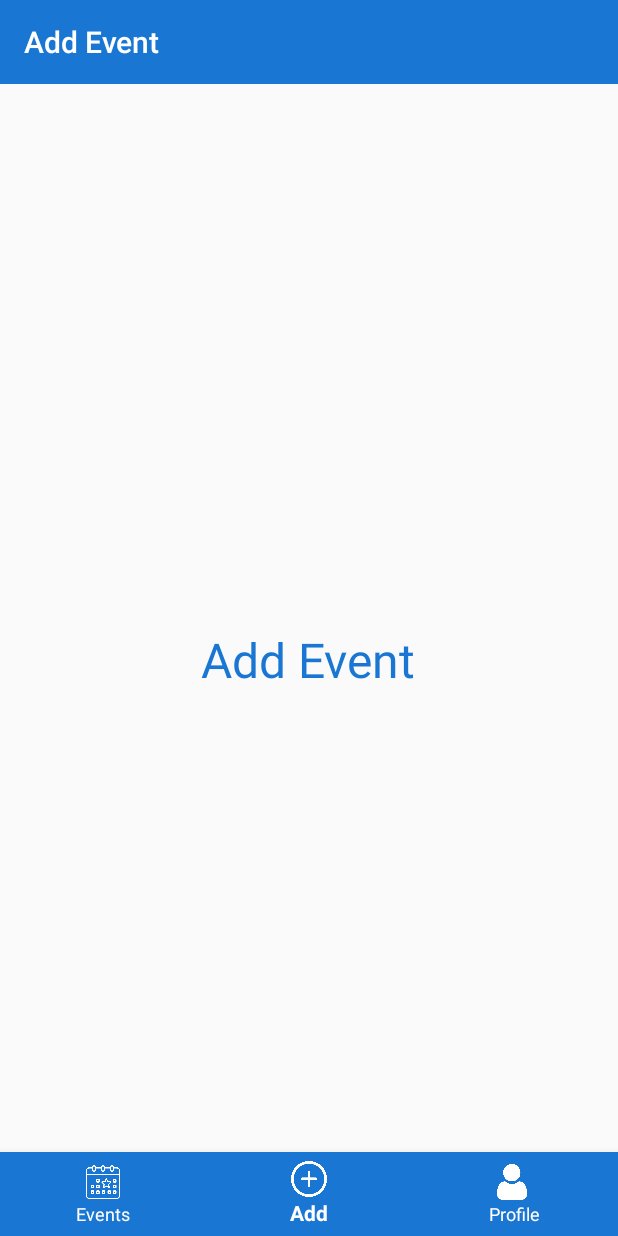
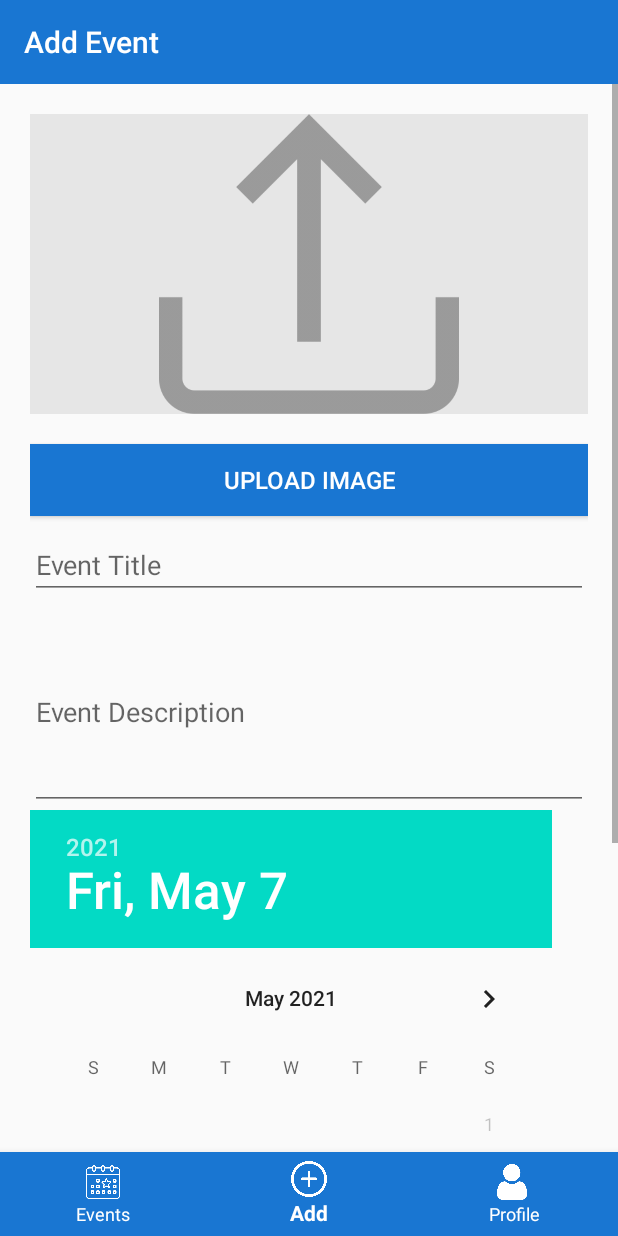
Before and after one commit to Haseeba393/event-log, an Android app: the screen it shows after launch once a user with an empty profile is signed in (Home), item 2 of the bottom bar chosen, on a phone screen of 412 x 824 dp. Run offline under Robolectric (Android 15) with nearby library versions, the phone set to English and light mode, and no system bars; our stand-ins replace Firebase (no records; nobody signed in at launch, a user with empty details on screens opened directly).

Commit message:
add event screen ui

```diff
--- a/app/src/main/AndroidManifest.xml
+++ b/app/src/main/AndroidManifest.xml
@@ -3,6 +3,8 @@
     package="com.example.eventlogging">
 
     <uses-permission android:name="android.permission.INTERNET" />
+    <uses-permission android:name="android.permission.CAMERA" />
+
 
     <application
         android:allowBackup="true"
--- a/app/src/main/java/com/example/eventlogging/fragments/AddEvent.java
+++ b/app/src/main/java/com/example/eventlogging/fragments/AddEvent.java
@@ -1,61 +1,42 @@
 package com.example.eventlogging.fragments;
 
+import android.Manifest;
+import android.app.Activity;
+import android.content.Intent;
+import android.content.pm.PackageManager;
+import android.graphics.Bitmap;
+import android.graphics.Canvas;
+import android.graphics.ColorFilter;
+import android.graphics.drawable.Drawable;
 import android.os.Bundle;
 
+import androidx.annotation.NonNull;
+import androidx.annotation.Nullable;
 import androidx.fragment.app.Fragment;
 
 import android.view.LayoutInflater;
 import android.view.View;
 import android.view.ViewGroup;
+import android.widget.Button;
+import android.widget.DatePicker;
+import android.widget.ImageView;
+import android.widget.TextView;
+import android.widget.Toast;
 
 import com.example.eventlogging.R;
 
-/**
- * A simple {@link Fragment} subclass.
- * Use the {@link AddEvent#newInstance} factory method to
- * create an instance of this fragment.
- */
 public class AddEvent extends Fragment {
 
-    // TODO: Rename parameter arguments, choose names that match
-    // the fragment initialization parameters, e.g. ARG_ITEM_NUMBER
-    private static final String ARG_PARAM1 = "param1";
-    private static final String ARG_PARAM2 = "param2";
+    private static final int CAMERA_REQUEST = 1888;
+    private static final int MY_CAMERA_PERMISSION_CODE = 100;
 
-    // TODO: Rename and change types of parameters
-    private String mParam1;
-    private String mParam2;
-
-    public AddEvent() {
-        // Required empty public constructor
-    }
-
-    /**
-     * Use this factory method to create a new instance of
-     * this fragment using the provided parameters.
-     *
-     * @param param1 Parameter 1.
-     * @param param2 Parameter 2.
-     * @return A new instance of fragment AddEvent.
-     */
-    // TODO: Rename and change types and number of parameters
-    public static AddEvent newInstance(String param1, String param2) {
-        AddEvent fragment = new AddEvent();
-        Bundle args = new Bundle();
-        args.putString(ARG_PARAM1, param1);
-        args.putString(ARG_PARAM2, param2);
-        fragment.setArguments(args);
-        return fragment;
-    }
-
-    @Override
-    public void onCreate(Bundle savedInstanceState) {
-        super.onCreate(savedInstanceState);
-        if (getArguments() != null) {
-            mParam1 = getArguments().getString(ARG_PARAM1);
-            mParam2 = getArguments().getString(ARG_PARAM2);
-        }
-    }
+    private ImageView eventCover;
+    private Button uploadImgBtn;
+    private Button removeImgBtn;
+    private TextView eventTitle;
+    private TextView eventDescription;
+    private DatePicker eventDate;
+    private Button addEventBtn;
 
     @Override
     public View onCreateView(LayoutInflater inflater, ViewGroup container,
@@ -63,4 +44,101 @@ public class AddEvent extends Fragment {
         // Inflate the layout for this fragment
         return inflater.inflate(R.layout.fragment_add_event, container, false);
     }
+
+    @Override
+    public void onActivityCreated(@Nullable Bundle savedInstanceState) {
+        super.onActivityCreated(savedInstanceState);
+
+        eventCover = getActivity().findViewById(R.id.eventCover);
+        uploadImgBtn = getActivity().findViewById(R.id.uploadImgBtn);
+        removeImgBtn = getActivity().findViewById(R.id.removeImgBtn);
+        eventTitle = getActivity().findViewById(R.id.eventTitle);
+        eventDescription = getActivity().findViewById(R.id.eventDescription);
+        eventDate = getActivity().findViewById(R.id.eventDate);
+        addEventBtn = getActivity().findViewById(R.id.addEventBtn);
+
+        // Setting Minimum Date
+        eventDate.setMinDate(System.currentTimeMillis() - 1000);
+
+        // Making click listener for button
+        uploadImgBtn.setOnClickListener(new View.OnClickListener()
+        {
+            @Override
+            public void onClick(View v)
+            {
+                requestPermissions(new String[]{Manifest.permission.CAMERA}, MY_CAMERA_PERMISSION_CODE);
+            }
+        });
+
+        // Remove Image from ImageView
+        removeImgBtn.setOnClickListener(new View.OnClickListener()
+        {
+            @Override
+            public void onClick(View v)
+            {
+                // Setting Upload icon to imageview
+                Drawable drawable = getResources().getDrawable(R.drawable.upload);
+                eventCover.setImageDrawable(drawable);
+
+                // Change visiblility of remove button to gone
+                removeImgBtn.setVisibility(View.GONE);
+
+                // Change Chnage Image text to Upload Image
+                uploadImgBtn.setText(R.string.uploadBtn);
+            }
+        });
+
+
+    }
+
+    @Override
+    public void onRequestPermissionsResult(int requestCode, @NonNull String[] permissions, @NonNull int[] grantResults) {
+        super.onRequestPermissionsResult(requestCode, permissions, grantResults);
+
+        try {
+
+            // Checking is permission result is from camera activity
+            if (requestCode == MY_CAMERA_PERMISSION_CODE)
+            {
+                //check if result is granted or not
+                if (grantResults[0] == PackageManager.PERMISSION_GRANTED)
+                {
+                    // Starting Camera
+                    Intent cameraIntent = new Intent(android.provider.MediaStore.ACTION_IMAGE_CAPTURE);
+                    startActivityForResult(cameraIntent, CAMERA_REQUEST);
+                }
+                else
+                {
+                    Toast.makeText(getActivity(), "Camera Permission Denied", Toast.LENGTH_LONG).show();
+                }
+            }
+        }
+        catch (Exception e){
+            Toast.makeText(getActivity(), e.getMessage(), Toast.LENGTH_LONG).show();
+        }
+    } // onRequestPermissionsResult Ending here
+
+    @Override
+    public void onActivityResult(int requestCode, int resultCode, @Nullable Intent data) {
+        super.onActivityResult(requestCode, resultCode, data);
+        try {
+            if (requestCode == CAMERA_REQUEST && resultCode == Activity.RESULT_OK)
+            {
+                // Getting Image from result activity
+                Bitmap photo = (Bitmap) data.getExtras().get("data");
+
+                // Setting image to image view
+                eventCover.setImageBitmap(photo);
+
+                // Visibility Remove Button to visible
+                removeImgBtn.setVisibility(View.VISIBLE);
+
+                // Change Upload Image button text to Change Image
+                uploadImgBtn.setText(R.string.changeBtn);
+            }
+        }
+        catch (Exception e){
+            Toast.makeText(getActivity(), e.getMessage(), Toast.LENGTH_LONG).show();
+        }
+    }
 }
--- a/app/src/main/java/com/example/eventlogging/fragments/Events.java
+++ b/app/src/main/java/com/example/eventlogging/fragments/Events.java
@@ -10,52 +10,7 @@ import android.view.ViewGroup;
 
 import com.example.eventlogging.R;
 
-/**
- * A simple {@link Fragment} subclass.
- * Use the {@link Events#newInstance} factory method to
- * create an instance of this fragment.
- */
 public class Events extends Fragment {
-
-    // TODO: Rename parameter arguments, choose names that match
-    // the fragment initialization parameters, e.g. ARG_ITEM_NUMBER
-    private static final String ARG_PARAM1 = "param1";
-    private static final String ARG_PARAM2 = "param2";
-
-    // TODO: Rename and change types of parameters
-    private String mParam1;
-    private String mParam2;
-
-    public Events() {
-        // Required empty public constructor
-    }
-
-    /**
-     * Use this factory method to create a new instance of
-     * this fragment using the provided parameters.
-     *
-     * @param param1 Parameter 1.
-     * @param param2 Parameter 2.
-     * @return A new instance of fragment Events.
-     */
-    // TODO: Rename and change types and number of parameters
-    public static Events newInstance(String param1, String param2) {
-        Events fragment = new Events();
-        Bundle args = new Bundle();
-        args.putString(ARG_PARAM1, param1);
-        args.putString(ARG_PARAM2, param2);
-        fragment.setArguments(args);
-        return fragment;
-    }
-
-    @Override
-    public void onCreate(Bundle savedInstanceState) {
-        super.onCreate(savedInstanceState);
-        if (getArguments() != null) {
-            mParam1 = getArguments().getString(ARG_PARAM1);
-            mParam2 = getArguments().getString(ARG_PARAM2);
-        }
-    }
 
     @Override
     public View onCreateView(LayoutInflater inflater, ViewGroup container,
--- a/app/src/main/res/layout/activity_home.xml
+++ b/app/src/main/res/layout/activity_home.xml
@@ -20,6 +20,7 @@
         android:layout_width="match_parent"
         android:layout_height="match_parent"
         android:layout_below="@+id/toolbar"
+        android:layout_above="@id/bottomNavigation"
         />
 
     <com.google.android.material.bottomnavigation.BottomNavigationView
@@ -31,7 +32,6 @@
         android:layout_alignParentBottom="true"
         app:itemIconTint="@color/whiteColor"
         app:itemTextColor="@color/whiteColor"
-        android:layout_above="@+id/frame_container"
         />
 
 </RelativeLayout>
--- a/app/src/main/res/layout/fragment_add_event.xml
+++ b/app/src/main/res/layout/fragment_add_event.xml
@@ -1,17 +1,88 @@
 <?xml version="1.0" encoding="utf-8"?>
-<LinearLayout xmlns:android="http://schemas.android.com/apk/res/android"
+<ScrollView
+    xmlns:android="http://schemas.android.com/apk/res/android"
     xmlns:tools="http://schemas.android.com/tools"
     android:layout_width="match_parent"
     android:layout_height="match_parent"
-    tools:context=".fragments.AddEvent"
-    android:orientation="vertical"
-    android:gravity="center">
+    tools:context=".fragments.AddEvent">
 
-    <TextView
-        android:layout_width="wrap_content"
-        android:layout_height="wrap_content"
-        android:text="Add Event"
-        android:textSize="32dp"
-        android:textColor="@color/backgroundColor"/>
+    <LinearLayout
+        android:layout_width="match_parent"
+        android:layout_height="match_parent"
+        android:orientation="vertical"
+        android:padding="20dp">
 
-</LinearLayout>
+        <ImageView
+            android:id="@+id/eventCover"
+            android:layout_width="match_parent"
+            android:layout_height="200dp"
+            android:src="@drawable/upload"
+            android:background="@color/greyColor"
+            />
+
+        <Button
+            android:id="@+id/uploadImgBtn"
+            android:layout_width="match_parent"
+            android:layout_height="wrap_content"
+            android:text="@string/uploadBtn"
+            android:background="@color/backgroundColor"
+            android:textColor="@color/whiteColor"
+            android:textSize="16dp"
+            android:layout_marginTop="20dp"
+            />
+
+        <Button
+            android:id="@+id/removeImgBtn"
+            android:layout_width="match_parent"
+            android:layout_height="wrap_content"
+            android:text="@string/removeBtn"
+            android:background="@color/redColor"
+            android:textColor="@color/whiteColor"
+            android:textSize="16dp"
+            android:layout_marginTop="10dp"
+            android:visibility="gone"
+            />
+
+        <EditText
+            android:id="@+id/eventTitle"
+            android:layout_width="match_parent"
+            android:layout_height="wrap_content"
+            android:layout_marginTop="10dp"
+            android:hint="Event Title"
+            android:textColor="@color/blackColor"
+            android:textSize="18dp"
+            android:inputType="text"
+            />
+
+        <EditText
+            android:id="@+id/eventDescription"
+            android:layout_width="match_parent"
+            android:layout_height="wrap_content"
+            android:layout_marginTop="10dp"
+            android:hint="Event Description"
+            android:textColor="@color/blackColor"
+            android:textSize="18dp"
+            android:inputType="textMultiLine"
+            android:lines="5"
+            />
+
+        <DatePicker
+            android:id="@+id/eventDate"
+            android:layout_width="match_parent"
+            android:layout_height="wrap_content"
+            />
+
+        <Button
+            android:id="@+id/addEventBtn"
+            android:layout_width="match_parent"
+            android:layout_height="wrap_content"
+            android:text="@string/addEvent"
+            android:background="@color/backgroundColor"
+            android:textColor="@color/whiteColor"
+            android:textSize="16dp"
+            android:layout_marginTop="20dp"
+            />
+
+    </LinearLayout>
+
+</ScrollView>
--- a/app/src/main/res/layout/fragment_events.xml
+++ b/app/src/main/res/layout/fragment_events.xml
@@ -12,6 +12,7 @@
         android:layout_height="wrap_content"
         android:text="Events"
         android:textSize="32dp"
-        android:textColor="@color/backgroundColor"/>
+        android:textColor="@color/blackColor"
+        />
 
 </LinearLayout>
--- a/app/src/main/res/values/colors.xml
+++ b/app/src/main/res/values/colors.xml
@@ -7,4 +7,5 @@
     <color name="redColor">#f73d46</color>
     <color name="whiteColor">#ffffff</color>
     <color name="backgroundColor">#1976D2</color>
+    <color name="greyColor">#e6e6e6</color>
 </resources>
--- a/app/src/main/res/values/strings.xml
+++ b/app/src/main/res/values/strings.xml
@@ -16,6 +16,10 @@
     <string name="tab_events">Events</string>
     <string name="tab_addevent">Add</string>
     <string name="tab_profile">Profile</string>
-    <!-- TODO: Remove or change this placeholder text -->
-    <string name="hello_blank_fragment">Hello blank fragment</string>
+
+    <string name="uploadBtn">Upload Image</string>
+    <string name="changeBtn">Change Image</string>
+    <string name="removeBtn">Remove Image</string>
+
+    <string name="addEvent">Add Event</string>
 </resources>
```
Also changed, not shown: app/src/main/res/drawable/upload.png (added).
